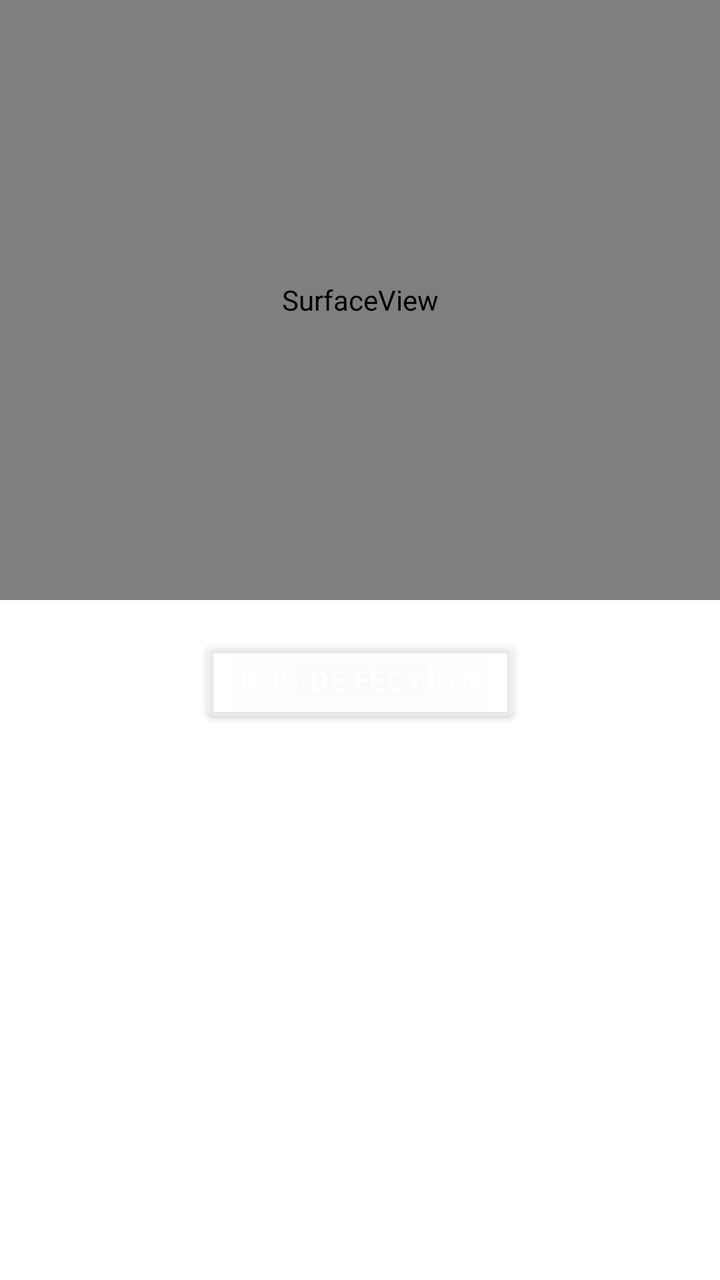
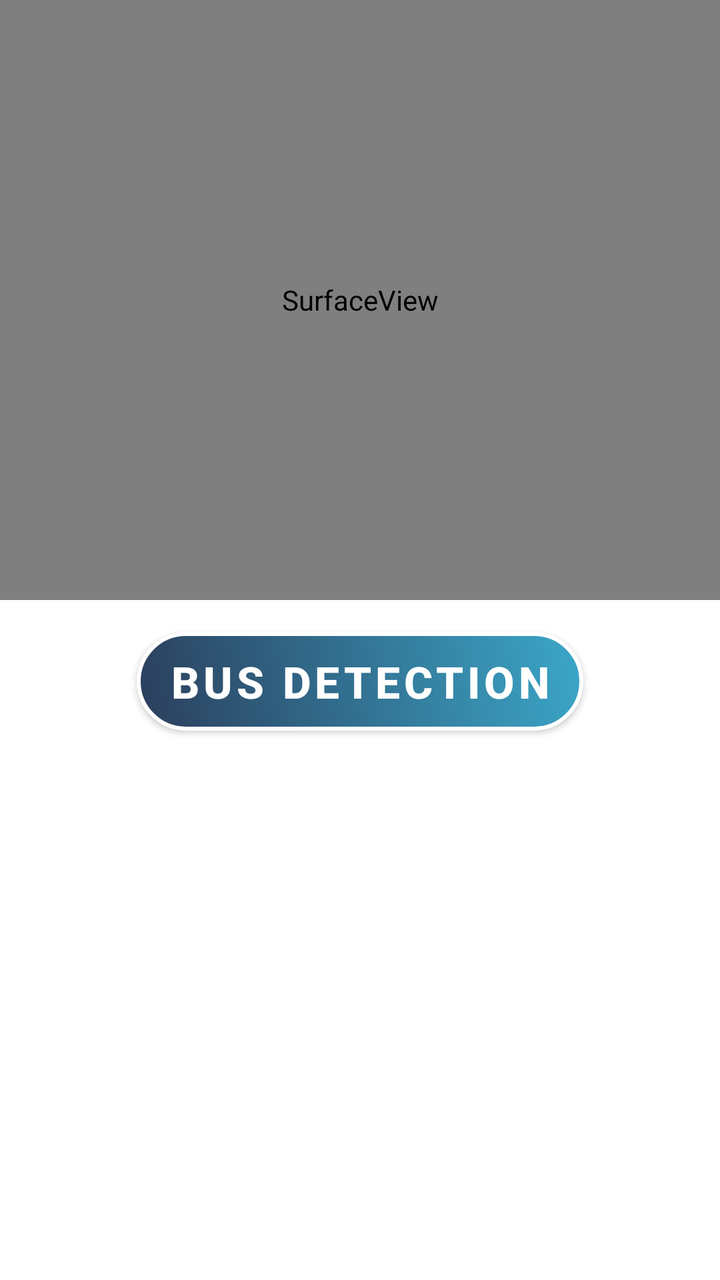

The first picture is an Android layout as it rendered before a commit; the second is the same layout after the commit. The layout source and the unified diff follow.
<!-- AndroidManifest.xml: application theme Theme.VISTA -->
<!-- res/layout/activity_start_detect_bus_stop_page.xml -->
<?xml version="1.0" encoding="utf-8"?>
<androidx.constraintlayout.widget.ConstraintLayout xmlns:android="http://schemas.android.com/apk/res/android"
    xmlns:app="http://schemas.android.com/apk/res-auto"
    xmlns:tools="http://schemas.android.com/tools"
    android:id="@+id/main"
    android:layout_width="match_parent"
    android:layout_height="match_parent"
    tools:context=".StartDetectBusStopPage"
    android:background="@color/white">

    
    <SurfaceView
        android:id="@+id/cameraSurfaceView"
        android:layout_width="match_parent"
        android:layout_height="300dp"
        app:layout_constraintTop_toTopOf="parent" />

    
    <ImageView
        android:id="@+id/detectedImageView"
        android:layout_width="match_parent"
        android:layout_height="300dp"
        android:scaleType="fitCenter"
        app:layout_constraintTop_toTopOf="parent" />

    <Button
        android:id="@+id/btn_bus_detect"
        android:layout_width="wrap_content"
        android:layout_height="wrap_content"
        android:text="Bus Detection"
        app:layout_constraintTop_toBottomOf="@id/detectedImageView"
        app:layout_constraintStart_toStartOf="parent"
        app:layout_constraintEnd_toEndOf="parent"
        android:layout_marginTop="16dp" />

</androidx.constraintlayout.widget.ConstraintLayout>
<!-- resources referenced by this layout -->
<resources>
  <color name="white">#FFFFFF</color>
  <style name="Theme.VISTA" parent="Theme.MaterialComponents.DayNight.NoActionBar">
          <item name="colorPrimary">@color/semi_transparent_white</item>
          <item name="colorPrimaryVariant">@color/semi_transparent_white</item>
          <item name="colorOnPrimary">@color/white</item>
          <item name="android:statusBarColor">#D3D3D3</item>
      </style>
  <color name="semi_transparent_white">#80FFFFFF</color>
</resources>

<!-- the commit's change to res/layout/activity_start_detect_bus_stop_page.xml (unified diff, before → after) -->
@@ -27,10 +27,18 @@
         android:id="@+id/btn_bus_detect"
         android:layout_width="wrap_content"
         android:layout_height="wrap_content"
-        android:text="Bus Detection"
+        android:text="@string/btn_bus_detect"
         app:layout_constraintTop_toBottomOf="@id/detectedImageView"
         app:layout_constraintStart_toStartOf="parent"
         app:layout_constraintEnd_toEndOf="parent"
+        android:textSize="22sp"
+        android:textStyle="bold"
+        android:background="@drawable/btn_photo_gradient"
+        app:backgroundTint="@null"
+        app:backgroundTintMode="src_over"
+        app:cornerRadius="0dp"
+        app:strokeColor="@null"
+        app:strokeWidth="0dp"
         android:layout_marginTop="16dp" />
 
 </androidx.constraintlayout.widget.ConstraintLayout>
<!-- resource entries referenced after the edit -->
@@ -1,6 +1,28 @@
 <!-- resources referenced by this layout -->
 <resources>
   <color name="white">#FFFFFF</color>
+  <!-- drawable btn_photo_gradient (drawable) -->
+  <?xml version="1.0" encoding="utf-8"?>
+  <shape xmlns:android="http://schemas.android.com/apk/res/android"
+      android:shape="rectangle">
+  
+      
+      <gradient
+          android:startColor="#2B3E5C"
+          android:endColor="#3BA7C9"
+          android:angle="45"
+      />
+  
+      
+      <corners android:radius="24dp" />
+  
+      
+      <stroke
+          android:width="2dp"
+          android:color="#FFFFFF" />
+  
+  </shape>
+  <string name="btn_bus_detect">Bus Detection</string>
   <style name="Theme.VISTA" parent="Theme.MaterialComponents.DayNight.NoActionBar">
           <item name="colorPrimary">@color/semi_transparent_white</item>
           <item name="colorPrimaryVariant">@color/semi_transparent_white</item>
